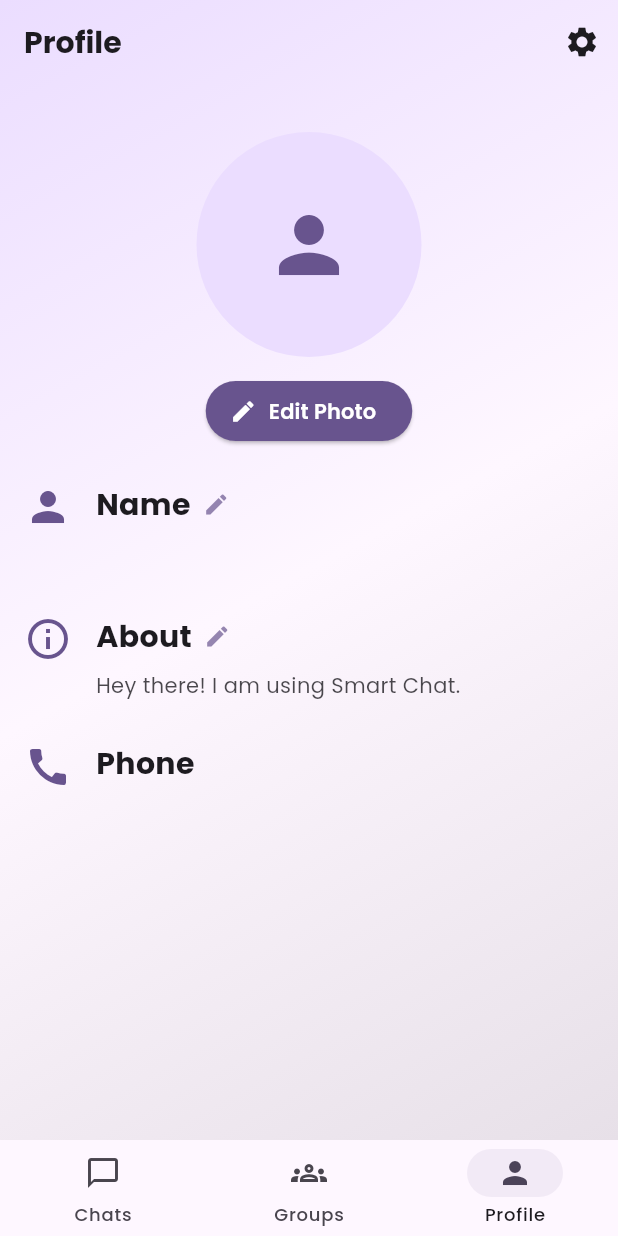
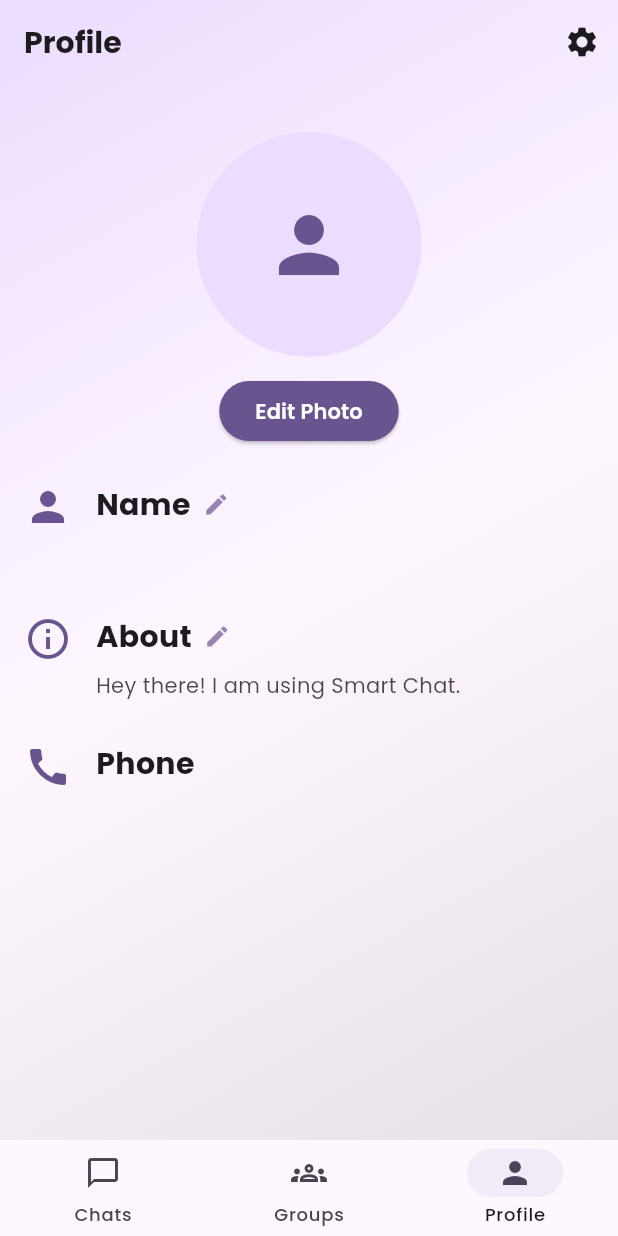
Before and after one commit to anupamm3/smart-chat-app, a Flutter app: the screen it shows once a user with an empty profile is signed in, item 3 of the bottom bar chosen, on a phone screen of 412 x 824 dp. Run offline on Flutter 3.47's test engine with Material 3 defaults, Android fonts, the light colour scheme and no system bars; our stand-ins replace animate_do, cloud_firestore, firebase_auth, firebase_core, firebase_storage, flutter_contacts and 8 more; accounts and stored records are empty.

Commit message:
user profile screen UI fixed

```diff
--- a/lib/features/profile/screens/user_profile_screen.dart
+++ b/lib/features/profile/screens/user_profile_screen.dart
@@ -507,7 +507,6 @@ class _UserProfileScreenState extends State<UserProfileScreen> {
                               ),
                               elevation: 1,
                             ),
-                            icon: const Icon(Icons.edit),
                             label: Text(
                               "Edit Photo",
                               style: GoogleFonts.poppins(fontWeight: FontWeight.w600),
@@ -519,7 +518,7 @@ class _UserProfileScreenState extends State<UserProfileScreen> {
                     else
                       const SizedBox(height: 36),
 
-                    // **Name Section with inline editing**
+                    // Name Section with inline editing
                     Row(
                       crossAxisAlignment: CrossAxisAlignment.start,
                       children: [
@@ -529,7 +528,6 @@ class _UserProfileScreenState extends State<UserProfileScreen> {
                           child: Column(
                             crossAxisAlignment: CrossAxisAlignment.start,
                             children: [
-                              // Title row with edit icon
                               Row(
                                 children: [
                                   Text(
@@ -681,7 +679,7 @@ class _UserProfileScreenState extends State<UserProfileScreen> {
                     ),
                     const SizedBox(height: 28),
 
-                    // **About Section with inline editing**
+                    // About Section with inline editing
                     Row(
                       crossAxisAlignment: CrossAxisAlignment.start,
                       children: [
@@ -691,7 +689,6 @@ class _UserProfileScreenState extends State<UserProfileScreen> {
                           child: Column(
                             crossAxisAlignment: CrossAxisAlignment.start,
                             children: [
-                              // Title row with edit icon
                               Row(
                                 children: [
                                   Text(
@@ -840,7 +837,7 @@ class _UserProfileScreenState extends State<UserProfileScreen> {
                     ),
                     const SizedBox(height: 28),
 
-                    // **Phone Section (read-only)**
+                    // Phone Section (read-only)
                     Row(
                       crossAxisAlignment: CrossAxisAlignment.start,
                       children: [
@@ -869,37 +866,6 @@ class _UserProfileScreenState extends State<UserProfileScreen> {
                         ),
                       ],
                     ),
-
-                    // **Action Button for non-self profiles**
-                    if (!isSelf) ...[
-                      const SizedBox(height: 36),
-                      ElevatedButton.icon(
-                        style: ElevatedButton.styleFrom(
-                          backgroundColor: colorScheme.primary,
-                          foregroundColor: colorScheme.onPrimary,
-                          padding: const EdgeInsets.symmetric(horizontal: 32, vertical: 14),
-                          shape: RoundedRectangleBorder(
-                            borderRadius: BorderRadius.circular(24),
-                          ),
-                          elevation: 2,
-                        ),
-                        icon: const Icon(Icons.chat_bubble_outline_rounded),
-                        label: Text(
-                          "Start Chat",
-                          style: GoogleFonts.poppins(
-                            fontWeight: FontWeight.w600,
-                            fontSize: 16,
-                          ),
-                        ),
-                        onPressed: () {
-                          Navigator.pushNamed(
-                            context,
-                            AppRoutes.chat,
-                            arguments: widget.user,
-                          );
-                        },
-                      ),
-                    ],
                   ],
                 ),
               ),
```
